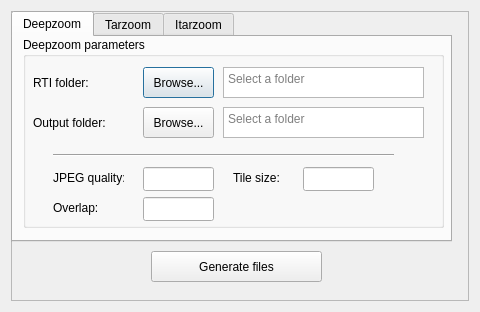
This is relight/zoomdialog.ui in cnr-isti-vclab/relight as Qt 5 draws it before an edit. The edited form follows.
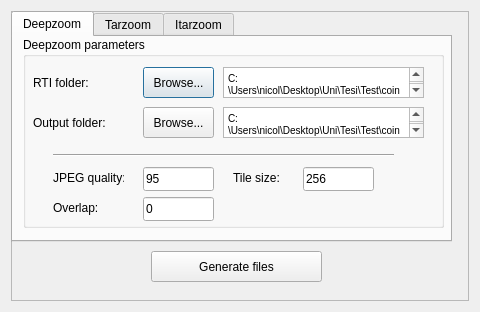
This is the edited form.

Patch:
```diff
--- a/relight/zoomdialog.ui
+++ b/relight/zoomdialog.ui
@@ -105,7 +105,7 @@
 &lt;html&gt;&lt;head&gt;&lt;meta name=&quot;qrichtext&quot; content=&quot;1&quot; /&gt;&lt;style type=&quot;text/css&quot;&gt;
 p, li { white-space: pre-wrap; }
 &lt;/style&gt;&lt;/head&gt;&lt;body style=&quot; font-family:'MS Shell Dlg 2'; font-size:7.8pt; font-weight:400; font-style:normal;&quot;&gt;
-&lt;p style=&quot;-qt-paragraph-type:empty; margin-top:0px; margin-bottom:0px; margin-left:0px; margin-right:0px; -qt-block-indent:0; text-indent:0px;&quot;&gt;&lt;br /&gt;&lt;/p&gt;&lt;/body&gt;&lt;/html&gt;</string>
+&lt;p style=&quot; margin-top:0px; margin-bottom:0px; margin-left:0px; margin-right:0px; -qt-block-indent:0; text-indent:0px;&quot;&gt;C:\Users\nicol\Desktop\Uni\Tesi\Test\coinpalms\sas.png&lt;/p&gt;&lt;/body&gt;&lt;/html&gt;</string>
            </property>
            <property name="placeholderText">
             <string>Select a folder</string>
@@ -167,7 +167,7 @@
 &lt;html&gt;&lt;head&gt;&lt;meta name=&quot;qrichtext&quot; content=&quot;1&quot; /&gt;&lt;style type=&quot;text/css&quot;&gt;
 p, li { white-space: pre-wrap; }
 &lt;/style&gt;&lt;/head&gt;&lt;body style=&quot; font-family:'MS Shell Dlg 2'; font-size:7.8pt; font-weight:400; font-style:normal;&quot;&gt;
-&lt;p style=&quot;-qt-paragraph-type:empty; margin-top:0px; margin-bottom:0px; margin-left:0px; margin-right:0px; -qt-block-indent:0; text-indent:0px;&quot;&gt;&lt;br /&gt;&lt;/p&gt;&lt;/body&gt;&lt;/html&gt;</string>
+&lt;p style=&quot; margin-top:0px; margin-bottom:0px; margin-left:0px; margin-right:0px; -qt-block-indent:0; text-indent:0px;&quot;&gt;C:\Users\nicol\Desktop\Uni\Tesi\Test\coinpalms\sas.png&lt;/p&gt;&lt;/body&gt;&lt;/html&gt;</string>
            </property>
            <property name="placeholderText">
             <string>Select a folder</string>
@@ -208,6 +208,12 @@
              <height>24</height>
             </rect>
            </property>
+           <property name="text">
+            <string>95</string>
+           </property>
+           <property name="placeholderText">
+            <string>1 to 100</string>
+           </property>
           </widget>
           <widget class="QLabel" name="label_4">
            <property name="geometry">
@@ -231,6 +237,9 @@
              <height>24</height>
             </rect>
            </property>
+           <property name="text">
+            <string>256</string>
+           </property>
           </widget>
           <widget class="Line" name="line">
            <property name="geometry">
@@ -267,6 +276,9 @@
              <height>24</height>
             </rect>
            </property>
+           <property name="text">
+            <string>0</string>
+           </property>
           </widget>
          </widget>
         </widget>
```
